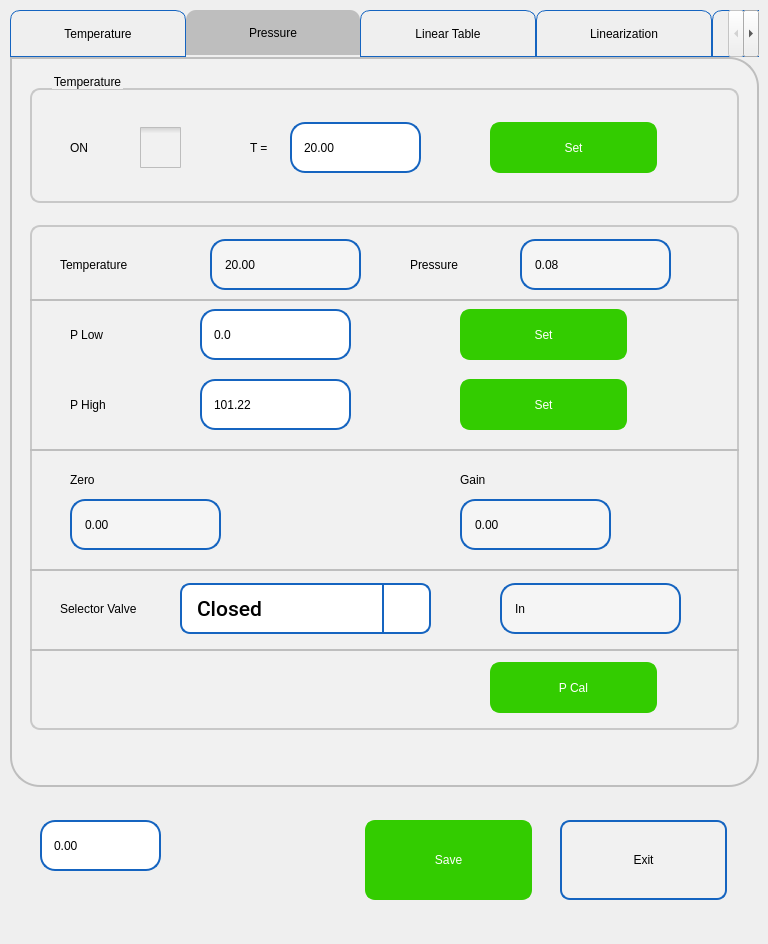
This is pApp-22-June-2021/scalibration.ui in ChandraMVE/PSSC_QT_Development as Qt 5 draws it before an edit. The edited form follows.
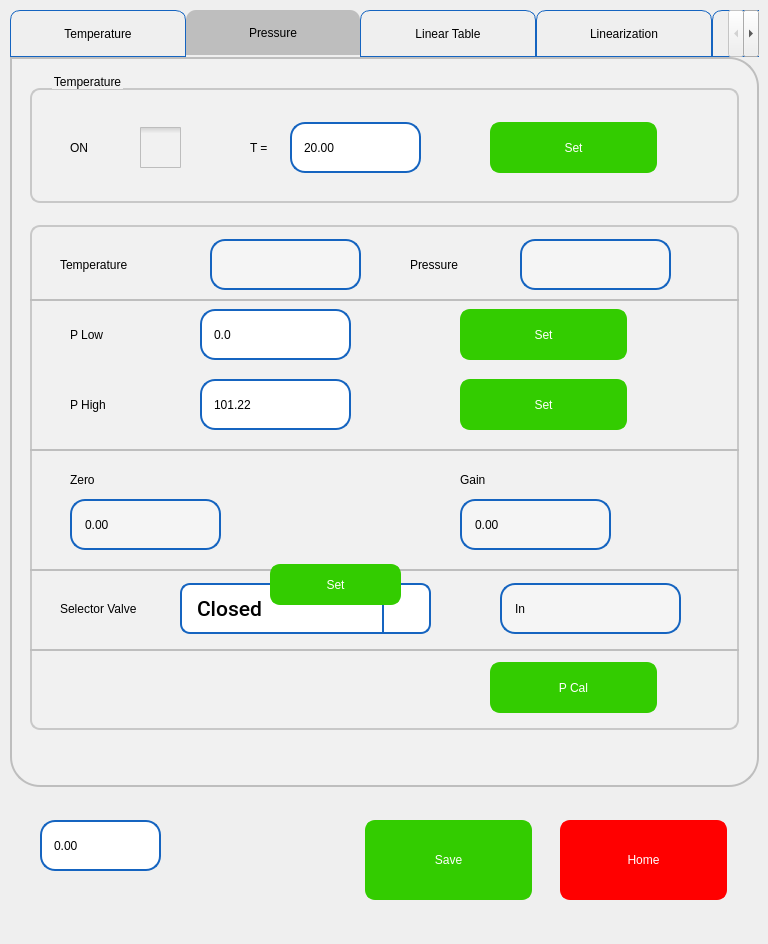
This is the edited form. The open tabs and pages were chosen to show the change. Icons and pictures are not drawn. Custom widgets are drawn as their Qt base class.

Commit message: 1. mainwindow.ui modification done accordly with new QT files got from Customer 2. scalibration.ui modification done accordly with new QT files got from Customer

Diff of the .ui file:
```diff
--- a/pApp-22-June-2021/scalibration.ui
+++ b/pApp-22-June-2021/scalibration.ui
@@ -27,12 +27,12 @@
    </property>
    <property name="styleSheet">
     <string notr="true">QPushButton{
-background-color: rgb(241, 241, 241);
+background-color: red;
 border-width: 2px;
-border-color: rgb(21, 100, 192);
+border-color: red;
 border-style: solid;
 border-radius: 10;
-color: rgb(0, 0, 0);
+color: rgb(255, 255, 255);
 font: 75 16pt &quot;Roboto Medium&quot;;
 }
 QPushButton:disabled { 
@@ -70,11 +70,10 @@
 border-radius: 10;
 color: rgb(0, 0, 0);
 font: 75 16pt &quot;Roboto Medium&quot;;
-}
-</string>
+}</string>
    </property>
    <property name="text">
-    <string>Exit</string>
+    <string>Home</string>
    </property>
   </widget>
   <widget class="QPushButton" name="pbSave">
@@ -2045,7 +2044,7 @@
 </string>
        </property>
        <property name="text">
-        <string>20.00</string>
+        <string/>
        </property>
       </widget>
       <widget class="QLabel" name="lblPCPressure">
@@ -2071,7 +2070,7 @@
 </string>
        </property>
        <property name="text">
-        <string>0.08</string>
+        <string/>
        </property>
       </widget>
       <widget class="QLabel" name="label_22">
@@ -2295,6 +2294,70 @@
         <enum>Qt::Horizontal</enum>
        </property>
       </widget>
+      <widget class="QPushButton" name="pbPCSVSet">
+       <property name="geometry">
+        <rect>
+         <x>240</x>
+         <y>355</y>
+         <width>131</width>
+         <height>41</height>
+        </rect>
+       </property>
+       <property name="focusPolicy">
+        <enum>Qt::ClickFocus</enum>
+       </property>
+       <property name="styleSheet">
+        <string notr="true">QPushButton{
+background-color: rgb(51, 204, 0);
+border-width: 2px;
+border-color: rgb(51, 204, 0);
+border-style: solid;
+border-radius: 10;
+color: rgb(255, 255, 255);
+font: 75 16pt &quot;Roboto Medium&quot;;
+}
+QPushButton:disabled { 
+background-color: rgb(204, 244, 198);
+border-width: 2px;
+border-color: rgb(127, 143, 127);
+border-style: solid;
+border-radius: 10;
+color: rgb(0, 0, 0);
+font: 75 16pt &quot;Roboto Medium&quot;;
+}
+QPushButton:pressed {
+background-color: rgb(24, 163, 3);
+border-width: 2px;
+border-color: rgb(24, 163, 3);
+border-style: solid;
+border-radius: 10;
+color: rgb(255, 255, 255);
+font: 75 16pt &quot;Roboto Medium&quot;;
+}
+QPushButton:down {
+background-color: rgb(24, 163, 3);
+border-width: 2px;
+border-color: rgb(24, 163, 3);
+border-style: solid;
+border-radius: 10;
+color: rgb(0, 0, 0);
+font: 75 16pt &quot;Roboto Medium&quot;;
+}
+QPushButton:default {
+background-color: rgb(241, 241, 241);
+border-width: 2px;
+border-color: rgb(21, 100, 192);
+border-style: solid;
+border-radius: 10;
+color: rgb(0, 0, 0);
+font: 75 16pt &quot;Roboto Medium&quot;;
+}
+</string>
+       </property>
+       <property name="text">
+        <string>Set</string>
+       </property>
+      </widget>
      </widget>
     </widget>
    </widget>
```
Left out of the diff: 94 changed lines with no effect on the pictures. The commit also changes 1 other file.
